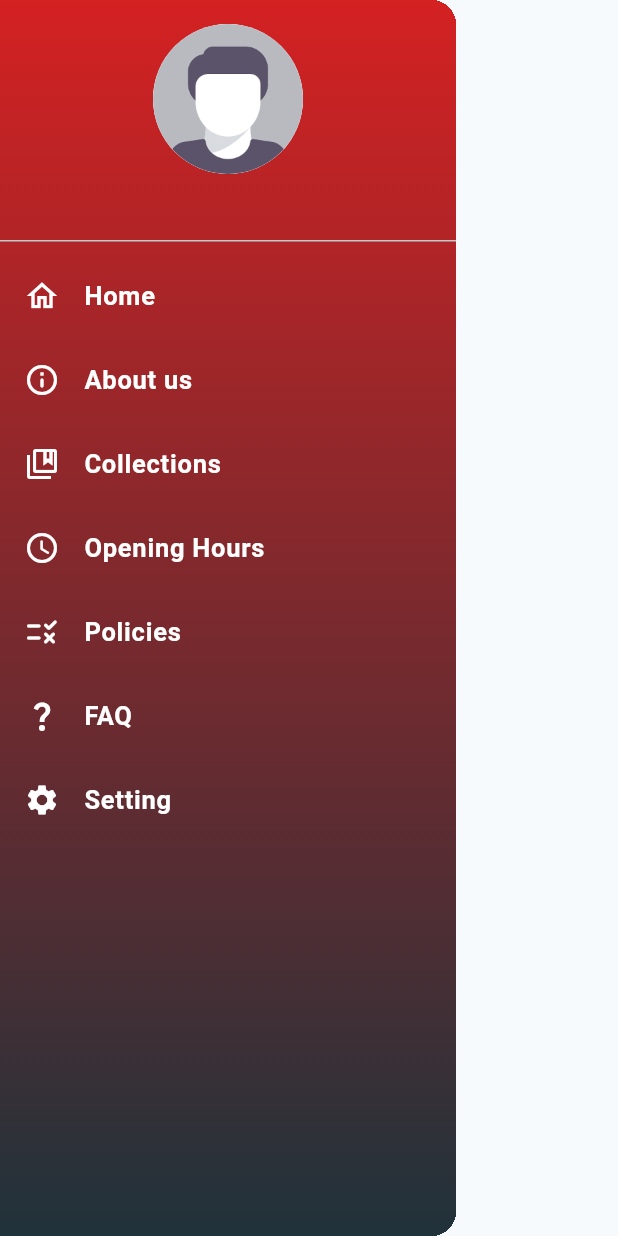
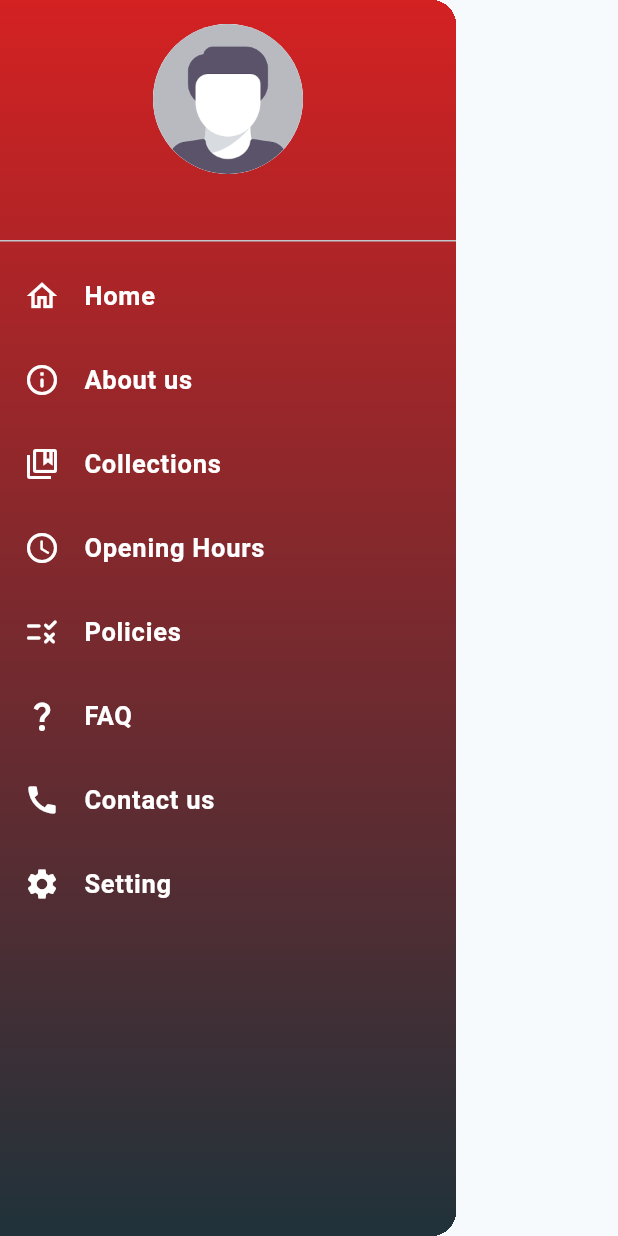
Before and after one commit to Piyushh69/miniature-journey, a Flutter app: the MyDrawer widget shown alone on an empty page, opened directly, on a phone screen of 412 x 824 dp. Run offline on Flutter 3.47's test engine with Material 3 defaults, Android fonts, the light colour scheme and no system bars; our stand-ins replace flutter_html, flutter_native_splash, rive, webview_flutter; missing offline and left inert: animate_gradient.

```diff
--- a/lib/pages/NavigationDrawer.dart
+++ b/lib/pages/NavigationDrawer.dart
@@ -282,6 +282,20 @@ class _MyDrawerState extends State<MyDrawer> {
                 ListTile(
                   onTap: () {},
                   leading: const Icon(
+                    Icons.call,
+                    color: Colors.white,
+                  ),
+                  title: const Text(
+                    "Contact us",
+                    style: TextStyle(
+                        fontSize: 17,
+                        fontWeight: FontWeight.bold,
+                        color: Colors.white),
+                  ),
+                ),
+                ListTile(
+                  onTap: () {},
+                  leading: const Icon(
                     Icons.settings,
                     color: Colors.white,
                   ),
--- a/lib/pages/Policies.dart
+++ b/lib/pages/Policies.dart
@@ -211,7 +211,9 @@ class _PoliciesState extends State<Policies> {
         builder: (BuildContext context) {
           return AlertDialog(
             title: Text(policyName),
-            content: Column(
+            content: Padding(
+              padding: const EdgeInsets.all(8.0),
+              child: Column(
                 crossAxisAlignment: CrossAxisAlignment.start,
                 mainAxisSize: MainAxisSize.min,
                 children: [
@@ -265,6 +267,7 @@ class _PoliciesState extends State<Policies> {
                     child: Text("Book Bank Books: Rs. 2 per book per day.", style: TextStyle(fontWeight: FontWeight.w700),),
                   )
                 ],
+              ),
             ),
             actions: [
               ElevatedButton(
```
Also changed, not shown: assets/splash/loader.gif (added). Lines whose indentation alone changed are shown as unchanged.
